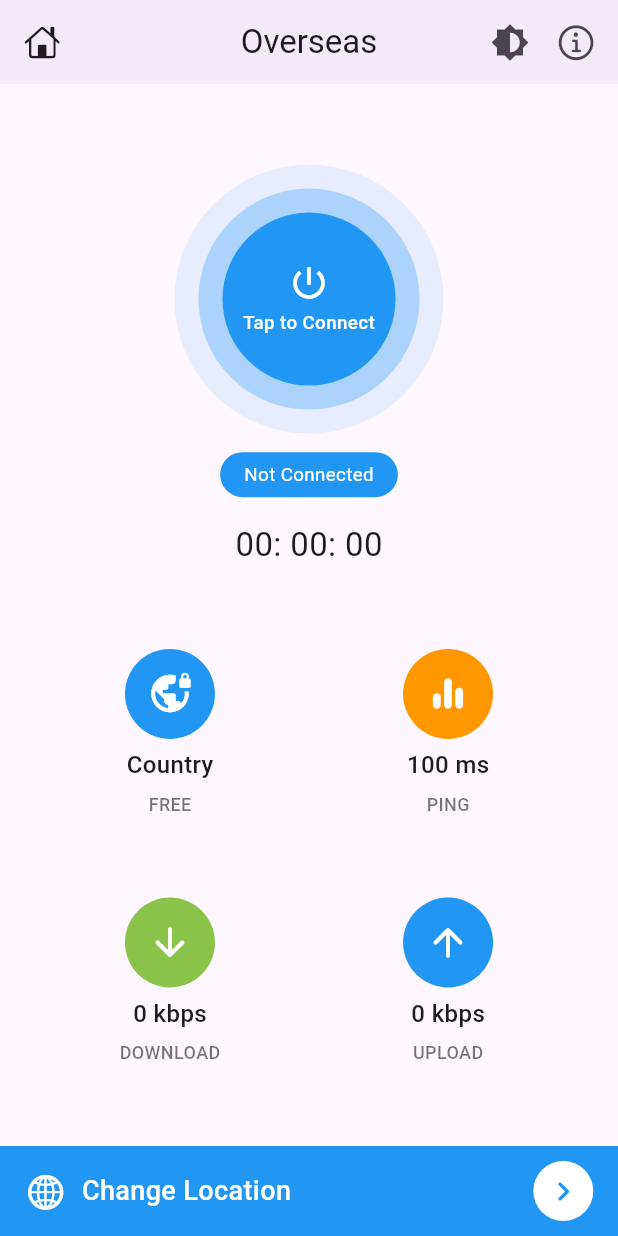
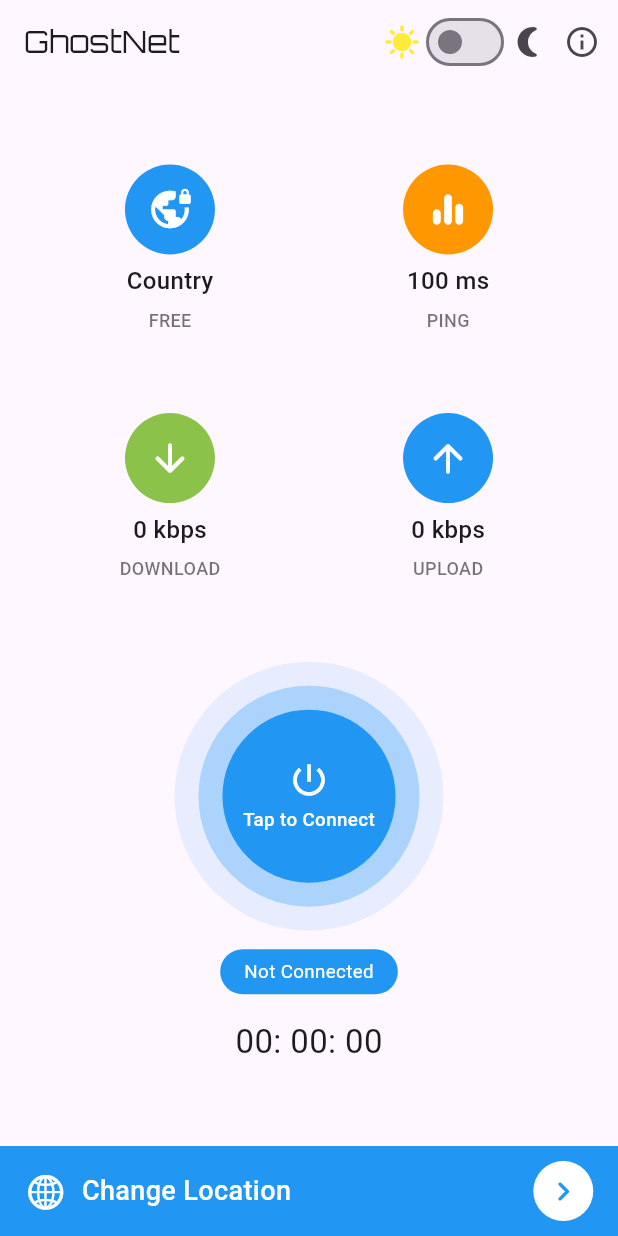
Before and after one commit to BatesharXgit/GhostNet, a Flutter app: the screen it shows after launch, on a phone screen of 412 x 824 dp. Run offline on Flutter 3.47's test engine with Material 3 defaults, Android fonts, the phone set to English and light mode, and no system bars; our stand-ins replace csv, firebase_core, firebase_remote_config, get, google_fonts, google_mobile_ads and 1 more; accounts and stored records are empty; network calls fail.

Commit message:
added theme toggle switch in homepage

```diff
--- a/ghostnet/lib/controllers/home_controller.dart
+++ b/ghostnet/lib/controllers/home_controller.dart
@@ -15,7 +15,8 @@
 
   void connectToVpn() async {
     if (vpn.value.openVPNConfigDataBase64.isEmpty) {
-      OverseasDialogs.info(msg: 'Select a Location by clicking \'Change Location\'');
+      OverseasDialogs.info(
+          msg: 'Select a Location by clicking \'Change Location\'');
       return;
     }
 
--- a/ghostnet/lib/helpers/config.dart
+++ b/ghostnet/lib/helpers/config.dart
@@ -6,9 +6,13 @@
   static final _config = FirebaseRemoteConfig.instance;
 
   static const _defaultValues = {
-    "interstitial_ad": "ca-app-pub-3940256099942544/1033173712",
-    "native_ad": "ca-app-pub-3940256099942544/2247696110",
-    "rewarded_ad": "ca-app-pub-3940256099942544/5224354917",
+    "interstitial_ad": "ca-app-pub-3940256099942544/1033173712", //testAd
+    "native_ad": "ca-app-pub-3940256099942544/2247696110", //testAd
+    "rewarded_ad": "ca-app-pub-3940256099942544/5224354917", //testAd
+
+    // "interstitial_ad": "ca-app-pub-2502922311219626/5159834438",
+    // "native_ad": "ca-app-pub-2502922311219626/5838491286",
+    // "rewarded_ad": "ca-app-pub-2502922311219626/4525409614",
     "show_ads": true
   };
 
--- a/ghostnet/lib/screens/homescreen.dart
+++ b/ghostnet/lib/screens/homescreen.dart
@@ -1,6 +1,7 @@
 import 'package:flutter/cupertino.dart';
 import 'package:flutter/material.dart';
 import 'package:get/get.dart';
+import 'package:google_fonts/google_fonts.dart';
 import '../controllers/home_controller.dart';
 import '../helpers/ad_helper.dart';
 import '../helpers/config.dart';
@@ -28,16 +29,24 @@
 
     return Scaffold(
       appBar: AppBar(
-        leading: Icon(CupertinoIcons.home),
-        title: Text('Overseas'),
+        centerTitle: false,
+        forceMaterialTransparency: true,
+        title: Text('GhostNet', style: GoogleFonts.orbitron(fontSize: 20)),
         actions: [
-          IconButton(
-              onPressed: () {
+          Row(
+            children: [
+              Icon(
+                Icons.sunny,
+                color: Pref.isDarkMode ? null : Colors.yellow,
+              ),
+              Switch(
+                value: Pref.isDarkMode,
+                onChanged: (bool value) {
                   //loads rewarded ad
                   if (Config.hideAds) {
                     Get.changeThemeMode(
-                      Pref.isDarkMode ? ThemeMode.light : ThemeMode.dark);
-                  Pref.isDarkMode = !Pref.isDarkMode;
+                        value ? ThemeMode.dark : ThemeMode.light);
+                    Pref.isDarkMode = value;
                     return;
                   }
 
@@ -45,22 +54,22 @@
                     //watch ad to gain reward(change theme)
                     AdHelper.showRewardedAd(onComplete: () {
                       Get.changeThemeMode(
-                        Pref.isDarkMode ? ThemeMode.light : ThemeMode.dark);
-                    Pref.isDarkMode = !Pref.isDarkMode;
+                          value ? ThemeMode.dark : ThemeMode.light);
+                      Pref.isDarkMode = value;
                     });
                   }));
                 },
-              icon: Icon(
-                Icons.brightness_medium,
-                size: 26,
-              )),
+              ),
+              Icon(
+                Icons.nightlight_round,
+                color: Pref.isDarkMode ? Colors.white : null,
+              ),
+            ],
+          ),
           IconButton(
-              padding: EdgeInsets.only(right: 8),
-              onPressed: () => Get.to(() => NetworkTestScreen()),
-              icon: Icon(
-                CupertinoIcons.info,
-                size: 27,
-              )),
+            icon: Icon(Icons.info_outline),
+            onPressed: () => Get.to(() => NetworkInformation()),
+          ),
         ],
       ),
 
@@ -69,7 +78,6 @@
       //body
       body: Column(mainAxisAlignment: MainAxisAlignment.spaceEvenly, children: [
         //vpn button
-        Obx(() => _vpnButton()),
 
         Obx(
           () => Row(
@@ -138,7 +146,8 @@
                               size: 30, color: Colors.white),
                         )),
                   ],
-                ))
+                )),
+        Obx(() => _vpnButton()),
       ]),
     );
   }
--- a/ghostnet/lib/widgets/vpn_card.dart
+++ b/ghostnet/lib/widgets/vpn_card.dart
@@ -26,7 +26,9 @@
 
     widget.vpnList.sort((a, b) => a.countryLong.compareTo(b.countryLong));
 
-    return Column(
+    return Card(
+      elevation: 5,
+      child: Column(
         crossAxisAlignment: CrossAxisAlignment.start,
         children: [
           ListView.builder(
@@ -119,6 +121,7 @@
               ],
             ),
         ],
+      ),
     );
   }
 
--- a/ghostnet/pubspec.yaml
+++ b/ghostnet/pubspec.yaml
@@ -15,13 +15,14 @@
   cupertino_icons: ^1.0.2
   http: ^1.0.0
   csv: ^5.0.2
-  lottie: ^2.3.2
   hive: ^2.2.3
   hive_flutter: ^1.1.0
   google_mobile_ads: ^3.0.0
   firebase_core: ^2.14.0
   firebase_remote_config: ^4.2.3
   rename: ^3.0.1
+  google_fonts: ^6.1.0
+  lite_rolling_switch: ^1.0.1
 
 
 dev_dependencies:
@@ -38,3 +39,4 @@
     - assets/images/
     - assets/lottie/
     - assets/flags/
+    - assets/theme/
```
Also changed, not shown: ghostnet/lib/screens/location.dart (+12 -3 lines), ghostnet/lib/screens/network_test.dart (+2 -11 lines), ghostnet/assets/theme/cloud.png (added), ghostnet/assets/theme/cloud2.png (added), ghostnet/assets/theme/cloud3.png (added), ghostnet/assets/theme/moon.png (added), ghostnet/assets/theme/mountain1.png (added), ghostnet/assets/theme/mountain2.png (added), ghostnet/assets/theme/mountain2_night.png (added), ghostnet/assets/theme/mountain_night.png (added), ghostnet/pubspec.lock, 1 other file. Lines whose indentation alone changed are shown as unchanged.
